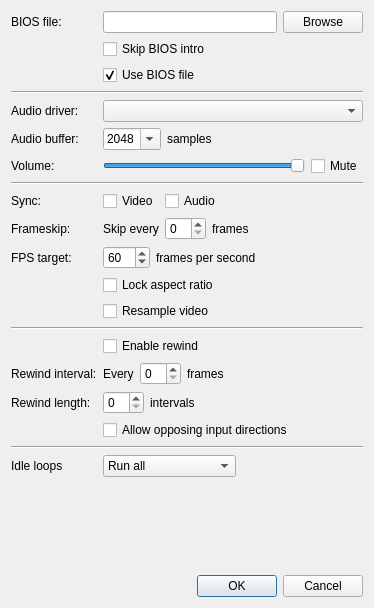
Above: Libretro/mgba/src/platform/qt/SettingsView.ui from kiddreads/Avalon-copy2 before the change. Below: the same form after it.
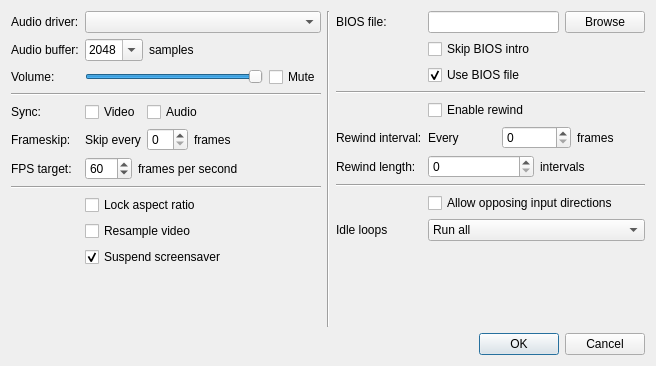
That is the form after the change.

Commit message: SDL: Add ability to suspend screensaver

```diff
--- a/Libretro/mgba/src/platform/qt/SettingsView.ui
+++ b/Libretro/mgba/src/platform/qt/SettingsView.ui
@@ -6,8 +6,8 @@
    <rect>
     <x>0</x>
     <y>0</y>
-    <width>374</width>
-    <height>608</height>
+    <width>656</width>
+    <height>366</height>
    </rect>
   </property>
   <property name="sizePolicy">
@@ -21,70 +21,20 @@
   </property>
   <layout class="QVBoxLayout" name="verticalLayout">
    <item>
+    <layout class="QHBoxLayout" name="horizontalLayout_3">
+     <item>
     <layout class="QFormLayout" name="formLayout">
      <property name="fieldGrowthPolicy">
       <enum>QFormLayout::ExpandingFieldsGrow</enum>
      </property>
      <item row="0" column="0">
-      <widget class="QLabel" name="label">
-       <property name="text">
-        <string>BIOS file:</string>
-       </property>
-      </widget>
-     </item>
-     <item row="0" column="1">
-      <layout class="QHBoxLayout" name="horizontalLayout">
-       <item>
-        <widget class="QLineEdit" name="bios">
-         <property name="sizePolicy">
-          <sizepolicy hsizetype="Expanding" vsizetype="Fixed">
-           <horstretch>0</horstretch>
-           <verstretch>0</verstretch>
-          </sizepolicy>
-         </property>
-        </widget>
-       </item>
-       <item>
-        <widget class="QPushButton" name="biosBrowse">
-         <property name="text">
-          <string>Browse</string>
-         </property>
-        </widget>
-       </item>
-      </layout>
-     </item>
-     <item row="1" column="1">
-      <widget class="QCheckBox" name="skipBios">
-       <property name="text">
-        <string>Skip BIOS intro</string>
-       </property>
-      </widget>
-     </item>
-     <item row="2" column="1">
-      <widget class="QCheckBox" name="useBios">
-       <property name="text">
-        <string>Use BIOS file</string>
-       </property>
-       <property name="checked">
-        <bool>true</bool>
-       </property>
-      </widget>
-     </item>
-     <item row="3" column="0" colspan="2">
-      <widget class="Line" name="line_2">
-       <property name="orientation">
-        <enum>Qt::Horizontal</enum>
-       </property>
-      </widget>
-     </item>
-     <item row="4" column="0">
       <widget class="QLabel" name="label_14">
        <property name="text">
         <string>Audio driver:</string>
        </property>
       </widget>
      </item>
-     <item row="4" column="1">
+       <item row="0" column="1">
       <widget class="QComboBox" name="audioDriver">
        <property name="sizePolicy">
         <sizepolicy hsizetype="Expanding" vsizetype="Fixed">
@@ -94,15 +44,15 @@
        </property>
       </widget>
      </item>
-     <item row="5" column="0">
+       <item row="1" column="0">
       <widget class="QLabel" name="audioBufferSizeLabel">
        <property name="text">
         <string>Audio buffer:</string>
        </property>
       </widget>
      </item>
-     <item row="5" column="1">
-      <layout class="QHBoxLayout" name="horizontalLayout_9">
+       <item row="1" column="1">
+        <layout class="QHBoxLayout" name="horizontalLayout_11">
        <item>
         <widget class="QComboBox" name="audioBufferSize">
          <property name="editable">
@@ -137,23 +87,23 @@
         </widget>
        </item>
        <item>
-        <widget class="QLabel" name="label_10">
-         <property name="text">
-          <string>samples</string>
-         </property>
-        </widget>
-       </item>
-      </layout>
-     </item>
-     <item row="6" column="0">
       <widget class="QLabel" name="label_16">
        <property name="text">
+            <string>samples</string>
+           </property>
+          </widget>
+         </item>
+        </layout>
+       </item>
+       <item row="2" column="0">
+        <widget class="QLabel" name="label_17">
+         <property name="text">
         <string>Volume:</string>
        </property>
       </widget>
      </item>
-     <item row="6" column="1">
-      <layout class="QHBoxLayout" name="horizontalLayout_5">
+       <item row="2" column="1">
+        <layout class="QHBoxLayout" name="horizontalLayout_6">
        <item>
         <widget class="QSlider" name="volume">
          <property name="maximum">
@@ -179,21 +129,21 @@
        </item>
       </layout>
      </item>
-     <item row="7" column="0" colspan="2">
+       <item row="3" column="0" colspan="2">
       <widget class="Line" name="line">
        <property name="orientation">
         <enum>Qt::Horizontal</enum>
        </property>
       </widget>
      </item>
-     <item row="8" column="0">
+       <item row="4" column="0">
       <widget class="QLabel" name="label_2">
        <property name="text">
         <string>Sync:</string>
        </property>
       </widget>
      </item>
-     <item row="8" column="1">
+       <item row="4" column="1">
       <layout class="QHBoxLayout" name="horizontalLayout_10">
        <item>
         <widget class="QCheckBox" name="videoSync">
@@ -211,14 +161,14 @@
        </item>
       </layout>
      </item>
-     <item row="9" column="0">
+       <item row="5" column="0">
       <widget class="QLabel" name="label_9">
        <property name="text">
         <string>Frameskip:</string>
        </property>
       </widget>
      </item>
-     <item row="9" column="1">
+       <item row="5" column="1">
       <layout class="QHBoxLayout" name="horizontalLayout_16">
        <item>
         <widget class="QLabel" name="label_12">
@@ -239,14 +189,14 @@
        </item>
       </layout>
      </item>
-     <item row="10" column="0">
+       <item row="6" column="0">
       <widget class="QLabel" name="label_3">
        <property name="text">
         <string>FPS target:</string>
        </property>
       </widget>
      </item>
-     <item row="10" column="1">
+       <item row="6" column="1">
       <layout class="QHBoxLayout" name="horizontalLayout_2">
        <item>
         <widget class="QSpinBox" name="fpsTarget">
@@ -267,42 +217,115 @@
        </item>
       </layout>
      </item>
-     <item row="11" column="1">
+       <item row="7" column="0" colspan="2">
+        <widget class="Line" name="line_4">
+         <property name="orientation">
+          <enum>Qt::Horizontal</enum>
+         </property>
+        </widget>
+       </item>
+       <item row="8" column="1">
       <widget class="QCheckBox" name="lockAspectRatio">
        <property name="text">
         <string>Lock aspect ratio</string>
        </property>
       </widget>
      </item>
-     <item row="12" column="1">
+       <item row="9" column="1">
       <widget class="QCheckBox" name="resampleVideo">
        <property name="text">
         <string>Resample video</string>
        </property>
       </widget>
      </item>
-     <item row="13" column="0" colspan="2">
+       <item row="10" column="1">
+        <widget class="QCheckBox" name="suspendScreensaver">
+         <property name="text">
+          <string>Suspend screensaver</string>
+         </property>
+         <property name="checked">
+          <bool>true</bool>
+         </property>
+        </widget>
+       </item>
+      </layout>
+     </item>
+     <item>
+      <widget class="Line" name="line_5">
+       <property name="orientation">
+        <enum>Qt::Vertical</enum>
+       </property>
+      </widget>
+     </item>
+     <item>
+      <layout class="QFormLayout" name="formLayout_4">
+       <item row="0" column="0">
+        <widget class="QLabel" name="label">
+         <property name="text">
+          <string>BIOS file:</string>
+         </property>
+        </widget>
+       </item>
+       <item row="0" column="1">
+        <layout class="QHBoxLayout" name="horizontalLayout">
+         <item>
+          <widget class="QLineEdit" name="bios">
+           <property name="sizePolicy">
+            <sizepolicy hsizetype="Expanding" vsizetype="Fixed">
+             <horstretch>0</horstretch>
+             <verstretch>0</verstretch>
+            </sizepolicy>
+           </property>
+          </widget>
+         </item>
+         <item>
+          <widget class="QPushButton" name="biosBrowse">
+           <property name="text">
+            <string>Browse</string>
+           </property>
+          </widget>
+         </item>
+        </layout>
+       </item>
+       <item row="1" column="1">
+        <widget class="QCheckBox" name="skipBios">
+         <property name="text">
+          <string>Skip BIOS intro</string>
+         </property>
+        </widget>
+       </item>
+       <item row="2" column="1">
+        <widget class="QCheckBox" name="useBios">
+         <property name="text">
+          <string>Use BIOS file</string>
+         </property>
+         <property name="checked">
+          <bool>true</bool>
+         </property>
+        </widget>
+       </item>
+       <item row="3" column="0" colspan="2">
       <widget class="Line" name="line_3">
        <property name="orientation">
         <enum>Qt::Horizontal</enum>
        </property>
       </widget>
      </item>
-     <item row="14" column="1">
+       <item row="4" column="1">
       <widget class="QCheckBox" name="rewind">
        <property name="text">
         <string>Enable rewind</string>
        </property>
       </widget>
      </item>
-     <item row="15" column="0">
+       <item row="5" column="0">
       <widget class="QLabel" name="label_4">
        <property name="text">
         <string>Rewind interval:</string>
        </property>
       </widget>
      </item>
-     <item row="15" column="1">
+       <item row="5" column="1">
       <layout class="QHBoxLayout" name="horizontalLayout_12">
        <item>
         <widget class="QLabel" name="label_5">
@@ -323,14 +346,14 @@
        </item>
       </layout>
      </item>
-     <item row="16" column="0">
+       <item row="6" column="0">
       <widget class="QLabel" name="label_8">
        <property name="text">
         <string>Rewind length:</string>
        </property>
       </widget>
      </item>
-     <item row="16" column="1">
+       <item row="6" column="1">
       <layout class="QHBoxLayout" name="horizontalLayout_13">
        <item>
         <widget class="QSpinBox" name="rewindCapacity"/>
@@ -344,28 +367,28 @@
        </item>
       </layout>
      </item>
-     <item row="17" column="1">
+       <item row="7" column="0" colspan="2">
+        <widget class="Line" name="line_2">
+         <property name="orientation">
+          <enum>Qt::Horizontal</enum>
+         </property>
+        </widget>
+       </item>
+       <item row="8" column="1">
       <widget class="QCheckBox" name="allowOpposingDirections">
        <property name="text">
         <string>Allow opposing input directions</string>
        </property>
       </widget>
      </item>
-     <item row="18" column="0" colspan="2">
-      <widget class="Line" name="line_4">
-       <property name="orientation">
-        <enum>Qt::Horizontal</enum>
-       </property>
-      </widget>
-     </item>
-     <item row="19" column="0">
+       <item row="9" column="0">
       <widget class="QLabel" name="label_15">
        <property name="text">
         <string>Idle loops</string>
        </property>
       </widget>
      </item>
-     <item row="19" column="1">
+       <item row="9" column="1">
       <widget class="QComboBox" name="idleOptimization">
        <item>
         <property name="text">
@@ -383,6 +406,8 @@
         </property>
        </item>
       </widget>
+       </item>
+      </layout>
      </item>
     </layout>
    </item>
```
Lines whose indentation alone changed are shown as unchanged. The commit also changes 11 other files.
